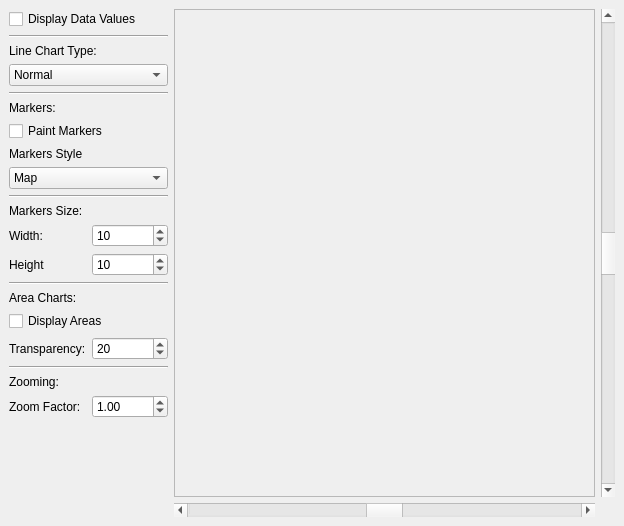
First picture: the form in examples/SharedAbscissa/mainwindow.ui, repository KDAB/KDChart, before the edit.
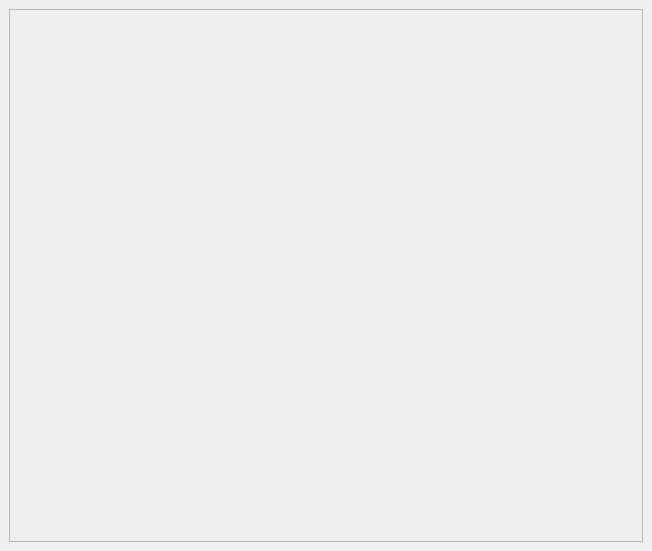
Second picture: the form after the edit. Icons and pictures are not drawn.

Commit message: axes now shared

The edit to the form file:
```diff
--- a/examples/SharedAbscissa/mainwindow.ui
+++ b/examples/SharedAbscissa/mainwindow.ui
@@ -8,8 +8,8 @@
    <rect>
     <x>0</x>
     <y>0</y>
-    <width>624</width>
-    <height>526</height>
+    <width>652</width>
+    <height>551</height>
    </rect>
   </property>
   <property name="windowTitle" >
@@ -25,44 +25,6 @@
    <property name="spacing" >
     <number>6</number>
    </property>
-   <item row="0" column="2" >
-    <widget class="QScrollBar" name="vSBar" >
-     <property name="maximum" >
-      <number>999</number>
-     </property>
-     <property name="singleStep" >
-      <number>10</number>
-     </property>
-     <property name="pageStep" >
-      <number>100</number>
-     </property>
-     <property name="value" >
-      <number>500</number>
-     </property>
-     <property name="orientation" >
-      <enum>Qt::Vertical</enum>
-     </property>
-    </widget>
-   </item>
-   <item row="1" column="1" >
-    <widget class="QScrollBar" name="hSBar" >
-     <property name="maximum" >
-      <number>999</number>
-     </property>
-     <property name="singleStep" >
-      <number>10</number>
-     </property>
-     <property name="pageStep" >
-      <number>100</number>
-     </property>
-     <property name="value" >
-      <number>500</number>
-     </property>
-     <property name="orientation" >
-      <enum>Qt::Horizontal</enum>
-     </property>
-    </widget>
-   </item>
    <item row="0" column="1" >
     <widget class="QSplitter" name="splitter" >
      <property name="orientation" >
@@ -84,363 +46,6 @@
      </widget>
     </widget>
    </item>
-   <item row="0" column="0" >
-    <layout class="QVBoxLayout" >
-     <property name="margin" >
-      <number>0</number>
-     </property>
-     <property name="spacing" >
-      <number>6</number>
-     </property>
-     <item>
-      <widget class="QCheckBox" name="paintValuesCB" >
-       <property name="text" >
-        <string>Display Data Values</string>
-       </property>
-      </widget>
-     </item>
-     <item>
-      <widget class="Line" name="line_3" >
-       <property name="orientation" >
-        <enum>Qt::Horizontal</enum>
-       </property>
-      </widget>
-     </item>
-     <item>
-      <layout class="QVBoxLayout" >
-       <property name="margin" >
-        <number>0</number>
-       </property>
-       <property name="spacing" >
-        <number>6</number>
-       </property>
-       <item>
-        <widget class="QLabel" name="lineTypeLB" >
-         <property name="text" >
-          <string>Line Chart Type:</string>
-         </property>
-        </widget>
-       </item>
-       <item>
-        <widget class="QComboBox" name="lineTypeCB" >
-         <item>
-          <property name="text" >
-           <string>Normal</string>
-          </property>
-         </item>
-         <item>
-          <property name="text" >
-           <string>Stacked</string>
-          </property>
-         </item>
-         <item>
-          <property name="text" >
-           <string>Percent</string>
-          </property>
-         </item>
-        </widget>
-       </item>
-      </layout>
-     </item>
-     <item>
-      <widget class="Line" name="line_2" >
-       <property name="orientation" >
-        <enum>Qt::Horizontal</enum>
-       </property>
-      </widget>
-     </item>
-     <item>
-      <layout class="QVBoxLayout" >
-       <property name="margin" >
-        <number>0</number>
-       </property>
-       <property name="spacing" >
-        <number>6</number>
-       </property>
-       <item>
-        <widget class="QLabel" name="markersLB" >
-         <property name="text" >
-          <string>Markers:</string>
-         </property>
-        </widget>
-       </item>
-       <item>
-        <widget class="QCheckBox" name="paintMarkersCB" >
-         <property name="text" >
-          <string>Paint Markers</string>
-         </property>
-        </widget>
-       </item>
-       <item>
-        <widget class="QLabel" name="markersStyleLB" >
-         <property name="text" >
-          <string>Markers Style</string>
-         </property>
-        </widget>
-       </item>
-       <item>
-        <widget class="QComboBox" name="markersStyleCB" >
-         <item>
-          <property name="text" >
-           <string>Map</string>
-          </property>
-         </item>
-         <item>
-          <property name="text" >
-           <string>Circle</string>
-          </property>
-         </item>
-         <item>
-          <property name="text" >
-           <string>Square</string>
-          </property>
-         </item>
-         <item>
-          <property name="text" >
-           <string>Diamond</string>
-          </property>
-         </item>
-         <item>
-          <property name="text" >
-           <string>1 Pixel</string>
-          </property>
-         </item>
-         <item>
-          <property name="text" >
-           <string>4 Pixels</string>
-          </property>
-         </item>
-         <item>
-          <property name="text" >
-           <string>Ring</string>
-          </property>
-         </item>
-         <item>
-          <property name="text" >
-           <string>Cross</string>
-          </property>
-         </item>
-         <item>
-          <property name="text" >
-           <string>Fast Cross</string>
-          </property>
-         </item>
-        </widget>
-       </item>
-      </layout>
-     </item>
-     <item>
-      <widget class="Line" name="line_4" >
-       <property name="orientation" >
-        <enum>Qt::Horizontal</enum>
-       </property>
-      </widget>
-     </item>
-     <item>
-      <layout class="QVBoxLayout" >
-       <property name="margin" >
-        <number>0</number>
-       </property>
-       <property name="spacing" >
-        <number>6</number>
-       </property>
-       <item>
-        <widget class="QLabel" name="markersSizeLB" >
-         <property name="text" >
-          <string>Markers Size:</string>
-         </property>
-        </widget>
-       </item>
-       <item>
-        <layout class="QHBoxLayout" >
-         <property name="margin" >
-          <number>0</number>
-         </property>
-         <property name="spacing" >
-          <number>6</number>
-         </property>
-         <item>
-          <layout class="QVBoxLayout" >
-           <property name="margin" >
-            <number>0</number>
-           </property>
-           <property name="spacing" >
-            <number>6</number>
-           </property>
-           <item>
-            <widget class="QLabel" name="markersWidthLB" >
-             <property name="text" >
-              <string>Width:</string>
-             </property>
-            </widget>
-           </item>
-           <item>
-            <widget class="QLabel" name="markersHeightLB" >
-             <property name="text" >
-              <string>Height</string>
-             </property>
-            </widget>
-           </item>
-          </layout>
-         </item>
-         <item>
-          <layout class="QVBoxLayout" >
-           <property name="margin" >
-            <number>0</number>
-           </property>
-           <property name="spacing" >
-            <number>6</number>
-           </property>
-           <item>
-            <widget class="QSpinBox" name="markersWidthSB" >
-             <property name="value" >
-              <number>10</number>
-             </property>
-            </widget>
-           </item>
-           <item>
-            <widget class="QSpinBox" name="markersHeightSB" >
-             <property name="value" >
-              <number>10</number>
-             </property>
-            </widget>
-           </item>
-          </layout>
-         </item>
-        </layout>
-       </item>
-      </layout>
-     </item>
-     <item>
-      <widget class="Line" name="line_5" >
-       <property name="orientation" >
-        <enum>Qt::Horizontal</enum>
-       </property>
-      </widget>
-     </item>
-     <item>
-      <layout class="QVBoxLayout" >
-       <property name="margin" >
-        <number>0</number>
-       </property>
-       <property name="spacing" >
-        <number>6</number>
-       </property>
-       <item>
-        <widget class="QLabel" name="AreaChartLB" >
-         <property name="text" >
-          <string>Area Charts:</string>
-         </property>
-        </widget>
-       </item>
-       <item>
-        <widget class="QCheckBox" name="displayAreasCB" >
-         <property name="text" >
-          <string>Display Areas</string>
-         </property>
-        </widget>
-       </item>
-       <item>
-        <layout class="QHBoxLayout" >
-         <property name="margin" >
-          <number>0</number>
-         </property>
-         <property name="spacing" >
-          <number>6</number>
-         </property>
-         <item>
-          <widget class="QLabel" name="transparencyLB" >
-           <property name="text" >
-            <string>Transparency:</string>
-           </property>
-          </widget>
-         </item>
-         <item>
-          <widget class="QSpinBox" name="transparencySB" >
-           <property name="maximum" >
-            <number>255</number>
-           </property>
-           <property name="value" >
-            <number>20</number>
-           </property>
-          </widget>
-         </item>
-        </layout>
-       </item>
-      </layout>
-     </item>
-     <item>
-      <widget class="Line" name="line" >
-       <property name="orientation" >
-        <enum>Qt::Horizontal</enum>
-       </property>
-      </widget>
-     </item>
-     <item>
-      <layout class="QVBoxLayout" >
-       <property name="margin" >
-        <number>0</number>
-       </property>
-       <property name="spacing" >
-        <number>6</number>
-       </property>
-       <item>
-        <widget class="QLabel" name="zoomingLB" >
-         <property name="text" >
-          <string>Zooming:</string>
-         </property>
-        </widget>
-       </item>
-       <item>
-        <layout class="QHBoxLayout" >
-         <property name="margin" >
-          <number>0</number>
-         </property>
-         <property name="spacing" >
-          <number>6</number>
-         </property>
-         <item>
-          <widget class="QLabel" name="zoomFactorLB" >
-           <property name="text" >
-            <string>Zoom Factor:</string>
-           </property>
-          </widget>
-         </item>
-         <item>
-          <widget class="QDoubleSpinBox" name="zoomFactorSB" >
-           <property name="maximum" >
-            <double>9.9</double>
-           </property>
-           <property name="minimum" >
-            <double>0.01</double>
-           </property>
-           <property name="singleStep" >
-            <double>0.1</double>
-           </property>
-           <property name="value" >
-            <double>1</double>
-           </property>
-          </widget>
-         </item>
-        </layout>
-       </item>
-      </layout>
-     </item>
-     <item>
-      <spacer>
-       <property name="orientation" >
-        <enum>Qt::Vertical</enum>
-       </property>
-       <property name="sizeHint" >
-        <size>
-         <width>159</width>
-         <height>126</height>
-        </size>
-       </property>
-      </spacer>
-     </item>
-    </layout>
-   </item>
   </layout>
  </widget>
  <pixmapfunction></pixmapfunction>
```
The commit also changes 2 other files.
